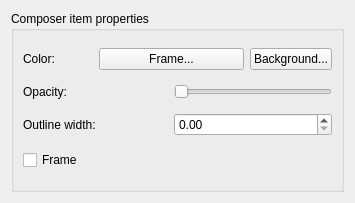
Above: qgis/src/ui/qgscomposeritemwidgetbase.ui from sourcepole/qgis before the change. Below: the same form after it.
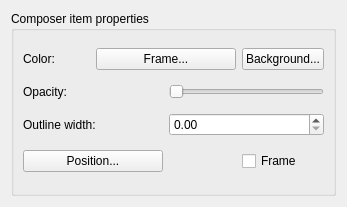
That is the form after the change.

```diff
--- a/qgis/src/ui/qgscomposeritemwidgetbase.ui
+++ b/qgis/src/ui/qgscomposeritemwidgetbase.ui
@@ -5,8 +5,8 @@
    <rect>
     <x>0</x>
     <y>0</y>
-    <width>355</width>
-    <height>203</height>
+    <width>347</width>
+    <height>207</height>
    </rect>
   </property>
   <property name="windowTitle" >
@@ -68,6 +68,13 @@
        <widget class="QDoubleSpinBox" name="mOutlineWidthSpinBox" />
       </item>
       <item row="3" column="0" colspan="2" >
+       <widget class="QPushButton" name="mPositionButton" >
+        <property name="text" >
+         <string>Position...</string>
+        </property>
+       </widget>
+      </item>
+      <item row="3" column="3" >
        <widget class="QCheckBox" name="mFrameCheckBox" >
         <property name="text" >
          <string>Frame</string>
```
